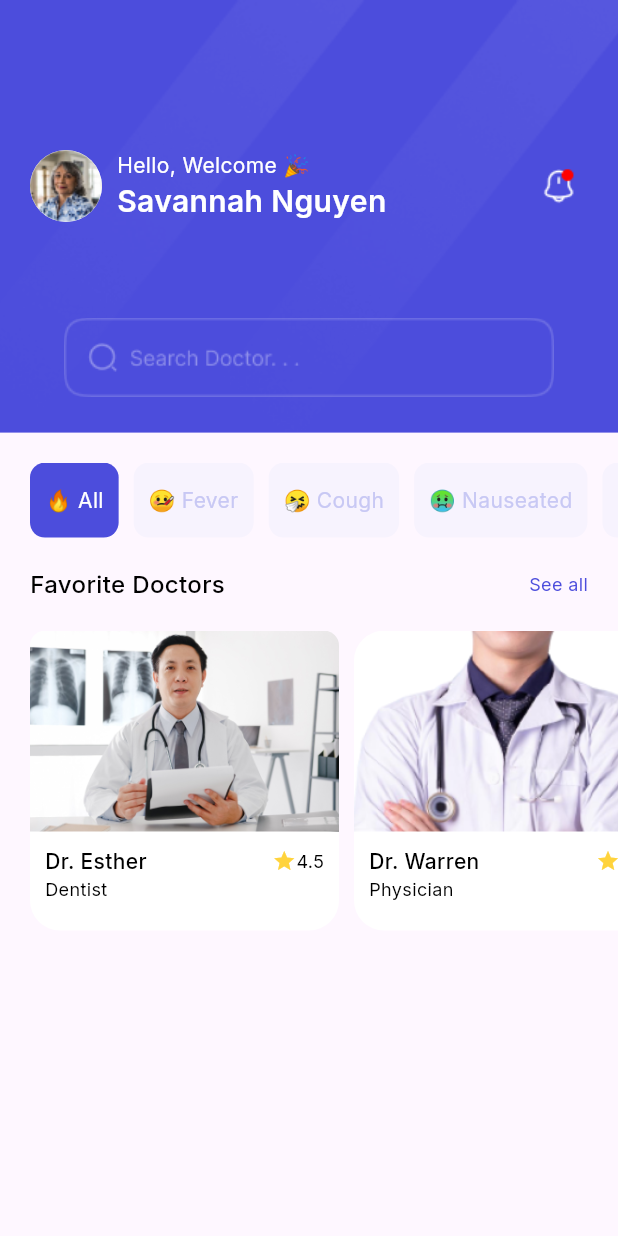
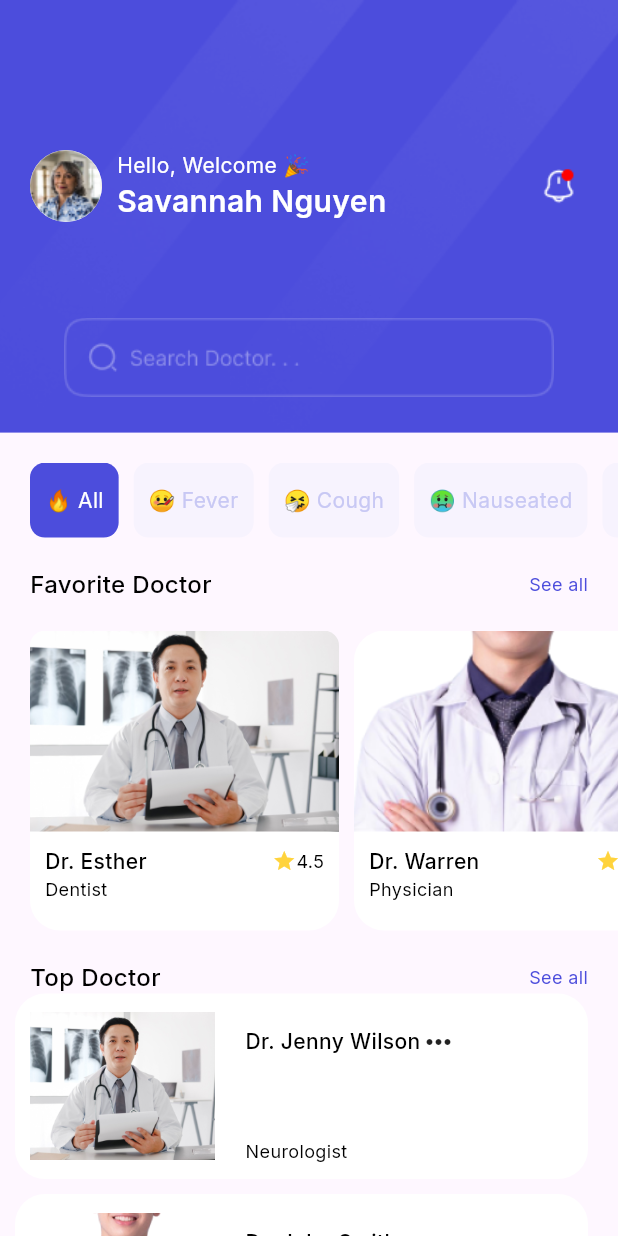
Before and after one commit to Suhaibusman/DoctorAppointMentApp, a Flutter app: the HomeScreen screen opened directly, on a phone screen of 412 x 824 dp. Run offline on Flutter 3.47's test engine with Material 3 defaults, Android fonts, the phone set to English and light mode, and no system bars; drawn by our look-alikes of auto_size_text; our stand-ins replace google_fonts.

Commit message:
Home Almost Complete

```diff
--- a/lib/screens/home_screen/home_screen.dart
+++ b/lib/screens/home_screen/home_screen.dart
@@ -135,7 +135,7 @@ class _HomeScreenState extends State<HomeScreen> {
               child: Row(
                 mainAxisAlignment: MainAxisAlignment.spaceBetween,
                 children: [
-                  customTextWidget(text: "Favorite Doctors", fontSize: 16, fontWeight: FontWeight.w500),
+                  customTextWidget(text: "Favorite Doctor", fontSize: 16, fontWeight: FontWeight.w500),
                   customTextWidget(text: "See all", fontSize: 12, fontWeight: FontWeight.w400 ,color: primaryColor),
                 ],
               ),
@@ -229,6 +229,100 @@ class _HomeScreenState extends State<HomeScreen> {
                 ),
               ),
             ),
+            mediumSpaceh,
+            Padding(
+              padding: const EdgeInsets.only(left: 20, right: 20),
+              child: Row(
+                mainAxisAlignment: MainAxisAlignment.spaceBetween,
+                children: [
+                  customTextWidget(text: "Top Doctor", fontSize: 16, fontWeight: FontWeight.w500),
+                  customTextWidget(text: "See all", fontSize: 12, fontWeight: FontWeight.w400 ,color: primaryColor),
+                ],
+              ),
+            ),
+            // mediumSpaceh,
+            Padding(
+              padding: const EdgeInsets.only(left: 10 , right: 10),
+              child: Expanded(
+                child:ListView.separated(
+                  separatorBuilder: (context, index) => smallSpaceh,
+                  shrinkWrap: true,
+                    physics: NeverScrollableScrollPhysics(),
+                  itemBuilder: (context, index) {
+                    return Padding(
+                      padding: const EdgeInsets.only(right: 10),
+                      child: InkWell(
+                        onTap: (){
+                          Navigator.push(context, MaterialPageRoute(builder: (context) => DoctorDetailsScreen(doctorModel: doctorList[index]),));
+                        },
+                        child: Container(
+                          // padding: const EdgeInsets.symmetric(horizontal: 10),
+                            height: MediaQuery.of(context).size.height *0.15,
+                            width: MediaQuery.of(context).size.width *0.5,// Add horizontal padding for spacing
+                            decoration: BoxDecoration(
+                              color: Colors.white,
+                              borderRadius: BorderRadius.circular(20),
+                            ),
+                            child: Padding(
+                              padding: const EdgeInsets.all(10),
+                              child: Row(
+                                mainAxisSize: MainAxisSize.max,
+                                children: [
+                                  Container(
+                                    height: MediaQuery.of(context).size.height *0.12,
+                                    width: MediaQuery.of(context).size.height *0.15,
+                                    decoration: BoxDecoration(
+                                        image: DecorationImage(
+                                          image: AssetImage(doctorList[index].doctorImage),
+                                          fit: BoxFit.cover,
+                                        ),),
+                                  ),
+                                  smallSpacew,
+                                  Column(
+                                    crossAxisAlignment: CrossAxisAlignment.start,
+                                    mainAxisAlignment: MainAxisAlignment.spaceBetween,
+                                    children: [
+                                      Padding(
+                                        padding: const EdgeInsets.only(left: 10, right: 10 , top: 10),
+                                        child: Row(
+                                          mainAxisAlignment: MainAxisAlignment.spaceBetween,
+                                          mainAxisSize: MainAxisSize.max,
+                                          children: [
+                                            customTextWidget(
+                                              text: doctorList[index].doctorName,
+                                              fontSize: 14,
+                                              fontWeight: FontWeight.w500,
+                                              color: Colors.black,
+                                            ),
+
+                                          Icon(Icons.more_horiz)
+                                          ],
+                                        ),
+                                      ),
+                                      Padding(
+                                        padding: const EdgeInsets.only(left: 10),
+                                        child: customTextWidget(
+                                          text: doctorList[index].speciality,
+                                          fontSize: 12,
+                                          fontWeight: FontWeight.w400,
+                                          color: Colors.black,
+                                        ),
+                                      ),
+                                    ],
+                                  )
+                                ],
+                              ),
+                            )
+                        ),
+                      ),
+
+                    );
+                  },
+                  itemCount: doctorList.length,
+                  scrollDirection: Axis.vertical,
+                ),
+              ),
+            ),
           ],
         ),
       ),
```
